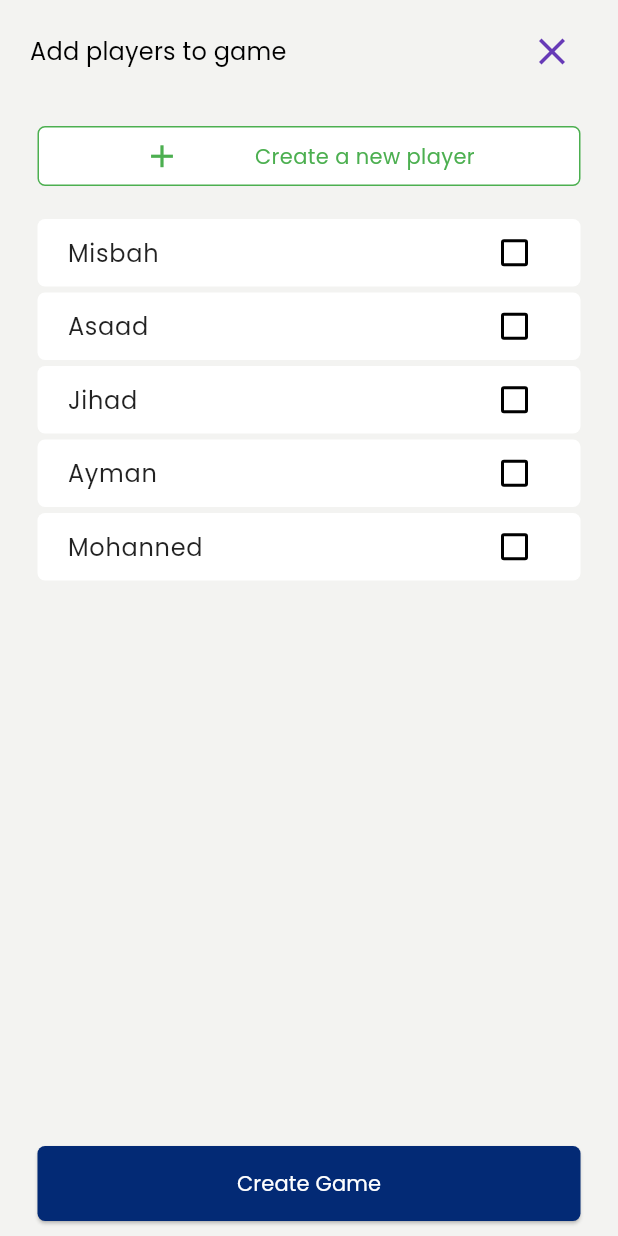
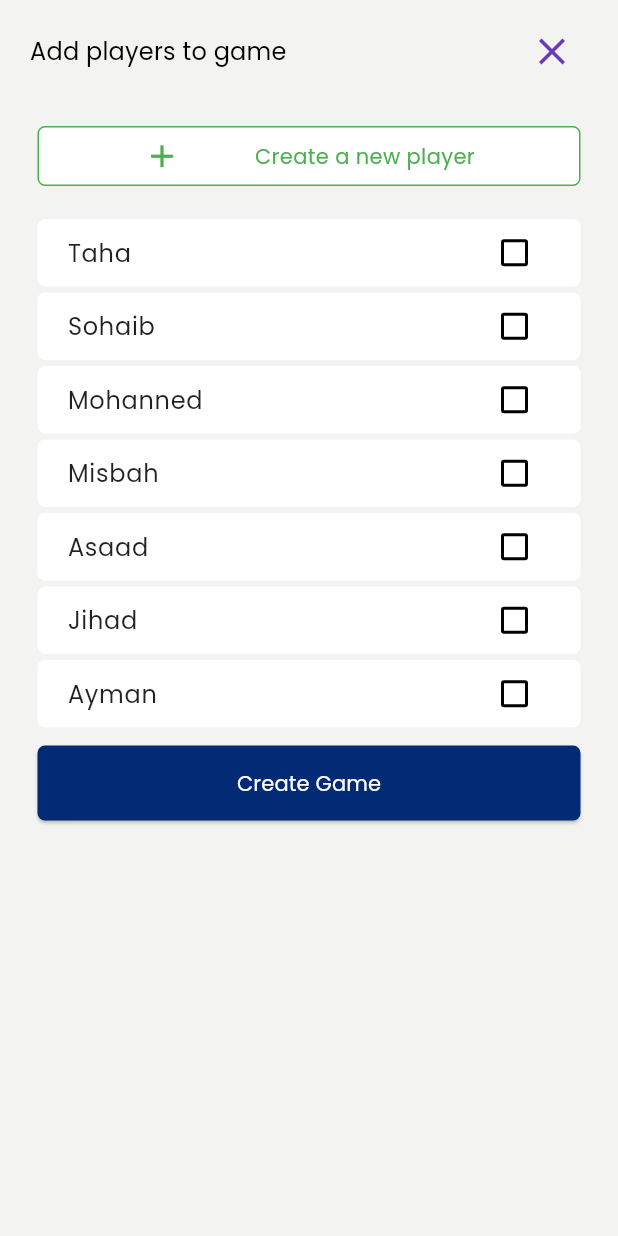
Before and after one commit to aymansainshy/game_record, a Flutter app: the CreateNewGameBottomSheet widget shown alone on an empty page, opened directly, on a phone screen of 412 x 824 dp. Run offline on Flutter 3.47's test engine with Material 3 defaults, Android fonts, the phone set to English and light mode, and no system bars; our stand-ins replace bloc, dio, equatable, flutter_bloc, get_it, go_router and 4 more; accounts and stored records are empty.

Commit message:
Edit Modale Bottom sheet issuse

```diff
--- a/lib/src/features/games/data/repository/players_repository.dart
+++ b/lib/src/features/games/data/repository/players_repository.dart
@@ -8,11 +8,13 @@ abstract class PlayersRepository {
 
 class PlayersRepositoryImpl implements PlayersRepository {
   final List<Player> _players = [
-    Player(id: "5", name: 'Mohanned'),
     Player(id: "1", name: 'Ayman'),
     Player(id: "2", name: 'Jihad'),
     Player(id: "3", name: 'Asaad'),
     Player(id: "4", name: 'Misbah'),
+    Player(id: "5", name: 'Mohanned'),
+    Player(id: "6", name: 'Sohaib'),
+    Player(id: "7", name: 'Taha'),
   ];
 
   @override
--- a/lib/src/features/games/views/game_board_details.dart
+++ b/lib/src/features/games/views/game_board_details.dart
@@ -48,7 +48,6 @@ class GameBoardDetailsView extends StatelessWidget {
     final minutesStr = ((duration / 60) % 60).floor().toString().padLeft(2, '0');
     final secondsStr = (duration % 60).floor().toString().padLeft(2, '0');
     final hoursStr = (((duration / 60) / 60) % 60).floor().toString().padLeft(2, '0');
-
 
     final savingStatus = context.select((SaveGameLocallyBloc bloc) => bloc.state);
 
@@ -227,6 +226,7 @@ class GameBoardDetailsView extends StatelessWidget {
 
                                       showModalBottomSheet(
                                         context: context,
+                                        isScrollControlled: true,
                                         builder: (context) {
                                           return AddNewPlayerToCurrentGameSheet(game: game);
                                         },
--- a/lib/src/features/games/views/widgets/create_new_game_bottom_sheet.dart
+++ b/lib/src/features/games/views/widgets/create_new_game_bottom_sheet.dart
@@ -26,12 +26,11 @@ class _CreateNewGameBottomSheetState extends State<CreateNewGameBottomSheet> {
   @override
   Widget build(BuildContext context) {
     final mediaQuery = MediaQuery.sizeOf(context);
-    return SizedBox(
-      height: mediaQuery.height,
-      width: mediaQuery.width,
-      child: SafeArea(
+    return SafeArea(
+      child: SingleChildScrollView(
         child: Column(
           crossAxisAlignment: CrossAxisAlignment.start,
+          mainAxisSize: MainAxisSize.min,
           children: [
             Padding(
               padding: const EdgeInsets.symmetric(horizontal: 20.0, vertical: 10),
@@ -60,8 +59,12 @@ class _CreateNewGameBottomSheetState extends State<CreateNewGameBottomSheet> {
               onTap: () {
                 showModalBottomSheet(
                   context: context,
+                  isScrollControlled: true,
                   builder: (context) {
-                    return CreateNewPlayerBottomSheet();
+                    return Padding(
+                      padding: EdgeInsets.only(bottom: MediaQuery.of(context).viewInsets.bottom),
+                      child: CreateNewPlayerBottomSheet(),
+                    );
                   },
                 );
               },
@@ -110,16 +113,14 @@ class _CreateNewGameBottomSheetState extends State<CreateNewGameBottomSheet> {
                 }
 
                 final playersList = playersState.players!.reversed.toList();
-                return Expanded(
-                  child: ListView.builder(
+                return ListView.builder(
                     shrinkWrap: true,
                     itemCount: playersList.length,
                     itemBuilder: (context, index) {
                       return PlayerItemWidget(
                         player: playersList[index],
                       );
-                      }),
-                );
+                    });
               },
             ),
             const SizedBox(height: 10),
--- a/lib/src/features/home/views/home.dart
+++ b/lib/src/features/home/views/home.dart
@@ -72,6 +72,7 @@ class _HomeViewState extends State<HomeView> {
               onPressed: () {
                 showModalBottomSheet(
                   context: context,
+                  isScrollControlled: true,
                   builder: (context) {
                     return const CreateNewGameBottomSheet();
                   },
```
Also changed, not shown: lib/src/features/games/views/widgets/add_new_player_to_current_game_sheet.dart (+13 -9 lines), lib/src/features/games/views/widgets/create_new_player_bottom_sheet.dart (+3 -5 lines), 3 other files. Lines whose indentation alone changed are shown as unchanged.
